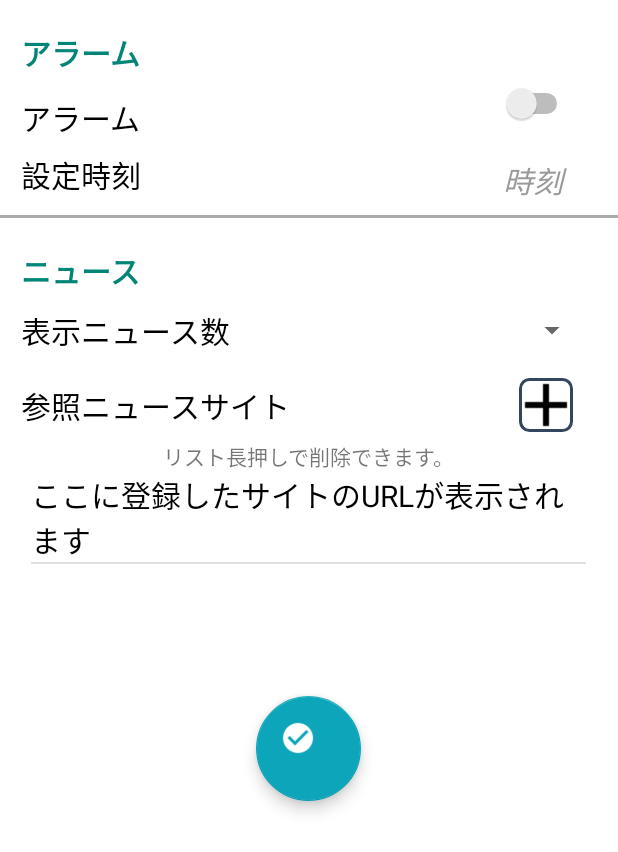
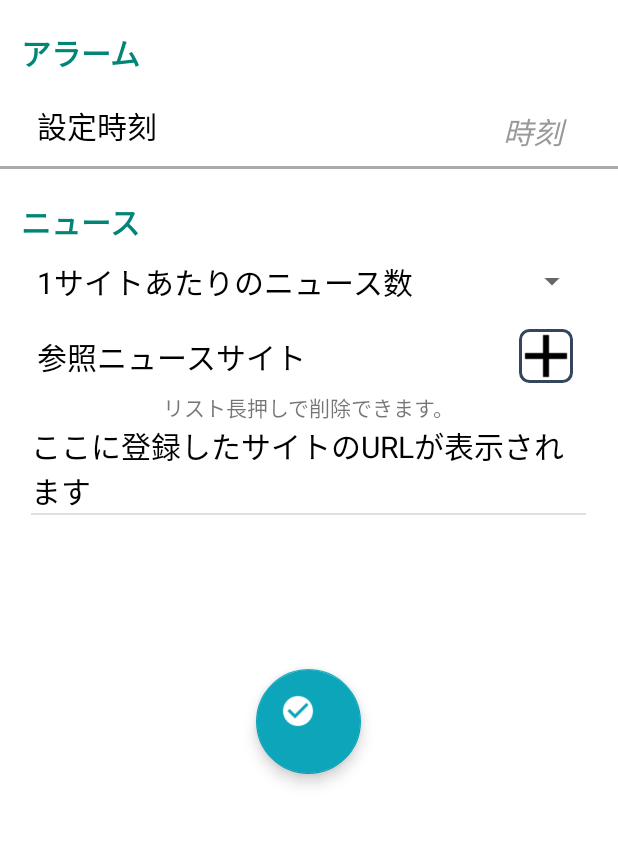
Before and after one commit to U-22/MezamashiNippon, an Android app: the SettingActivity screen opened directly, with no data from a screen before it, on a phone screen of 412 x 824 dp. Shown: the top 852 px of the screen. Run offline under Robolectric (Android 15) with nearby library versions, the light colour scheme and no system bars.

Commit message:
アラームスイッチ廃止、設定文言修正

```diff
--- a/app/src/main/java/com/example/kimata/mezamashinippon/SettingActivity.java
+++ b/app/src/main/java/com/example/kimata/mezamashinippon/SettingActivity.java
@@ -46,7 +46,6 @@ import java.util.Collections;
 
 /** public変数
  * 　ArrayList<String> urlList : 登録されているurlのリスト
- * 　boolean alarmSet : アラームを鳴らすか鳴らさないか
  * 　String alarmHour :　アラームの時間
  * 　String alarmTime :　アラームの分
  * 　int nNumber : 表示するニュース数
@@ -54,7 +53,6 @@ import java.util.Collections;
 
 public class SettingActivity extends Activity implements View.OnClickListener {
     TimePickerDialog dialog;
-    public boolean alarmSet;
     public int alarmHour;
     public int alarmMin;
     public String alarmTime;
@@ -202,8 +200,6 @@ public class SettingActivity extends Activity implements View.OnClickListener {
 
     private void saveSettingData() {
         // アラームボタン設定の保存
-        Switch s = (Switch) findViewById(R.id.switch1);
-        alarmSet = s.isChecked();
 
         // アラーム時刻保存
         TextView textView = (TextView)findViewById(R.id.timeDialog);
@@ -219,7 +215,6 @@ public class SettingActivity extends Activity implements View.OnClickListener {
         SharedPreferences sp = PreferenceManager.getDefaultSharedPreferences(this);
         SharedPreferences.Editor editor = sp.edit();
         // データを登録する
-        editor.putBoolean("AlarmSwitch_key", alarmSet);
         editor.putString("AlarmTime_key", alarmTime);
         editor.putInt("AlarmHour_key", alarmHour);
         editor.putInt("AlarmMin_key", alarmMin);
@@ -249,9 +244,6 @@ public class SettingActivity extends Activity implements View.OnClickListener {
     private void loadSettingData() {
 
         SharedPreferences sp = PreferenceManager.getDefaultSharedPreferences(this);
-        Switch s = (Switch) findViewById(R.id.switch1);
-        s.setChecked(sp.getBoolean("AlarmSwitch_key", false));
-        alarmSet = s.isChecked();
 
         TextView textView = (TextView) findViewById(R.id.timeDialog);
         textView.setText(sp.getString("AlarmTime_key", "時刻"));
--- a/app/src/main/res/layout/activity_setting.xml
+++ b/app/src/main/res/layout/activity_setting.xml
@@ -34,26 +34,9 @@
                 android:textSize="20dp" />
 
             <TextView
-                android:id="@+id/textView2"
                 android:layout_width="match_parent"
                 android:layout_height="57dp"
-                android:gravity="center_vertical"
-                android:text="   アラーム"
-                android:textColor="#000000"
-                android:textSize="20dp" />
-
-            <Switch
-                android:layout_width="wrap_content"
-                android:layout_height="wrap_content"
-                android:id="@+id/switch1"
-                android:layout_gravity="right"
-                android:layout_marginRight="30dp"
-                android:layout_marginTop="-52dp" />
-
-            <TextView
-                android:layout_width="match_parent"
-                android:layout_height="57dp"
-                android:text="   設定時刻"
+                android:text="　 設定時刻"
                 android:id="@+id/time_setting"
                 android:textSize="20dp"
                 android:textColor="#000000"
@@ -92,7 +75,7 @@
                 android:layout_height="70dp"
                 android:layout_weight="0.10"
                 android:gravity="center_vertical"
-                android:text="   表示ニュース数"
+                android:text="　 1サイトあたりのニュース数"
                 android:textColor="#000000"
                 android:textSize="20dp"
                 android:layout_marginTop="-10dp" />
@@ -101,10 +84,10 @@
                 android:id="@+id/newsNumber"
                 android:layout_width="57dp"
                 android:layout_height="50dp"
-                android:layout_gravity="right"
                 android:entries="@array/list"
                 android:layout_marginTop="-60dp"
-                android:layout_marginRight="20dp" />
+                android:layout_marginRight="20dp"
+                android:layout_gravity="right|center_vertical" />
 
             <TextView
                 android:id="@+id/textView3"
@@ -112,7 +95,7 @@
                 android:layout_height="wrap_content"
                 android:layout_weight="0.07"
                 android:gravity="center_vertical"
-                android:text="   参照ニュースサイト"
+                android:text="　 参照ニュースサイト"
                 android:textColor="#000000"
                 android:textSize="20dp"
                 android:layout_marginTop="10dp" />
@@ -138,7 +121,7 @@
 
             <ListView
                 android:layout_width="370dp"
-                android:layout_height="149dp"
+                android:layout_height="164dp"
                 android:id="@+id/url_list"
                 android:layout_gravity="center" />
 
@@ -146,10 +129,9 @@
                 android:id="@+id/save_setting"
                 android:layout_width="74dp"
                 android:layout_height="70dp"
-                android:layout_gravity="center_horizontal|bottom"
+                android:layout_gravity="bottom|center_horizontal"
                 android:src="@drawable/ic_check_circle_white_24dp"
-                app:backgroundTint="#0ca5ba"
-                android:layout_marginBottom="50dp" />
+                app:backgroundTint="#0ca5ba" />
         </LinearLayout>
 
     </ScrollView>
```
